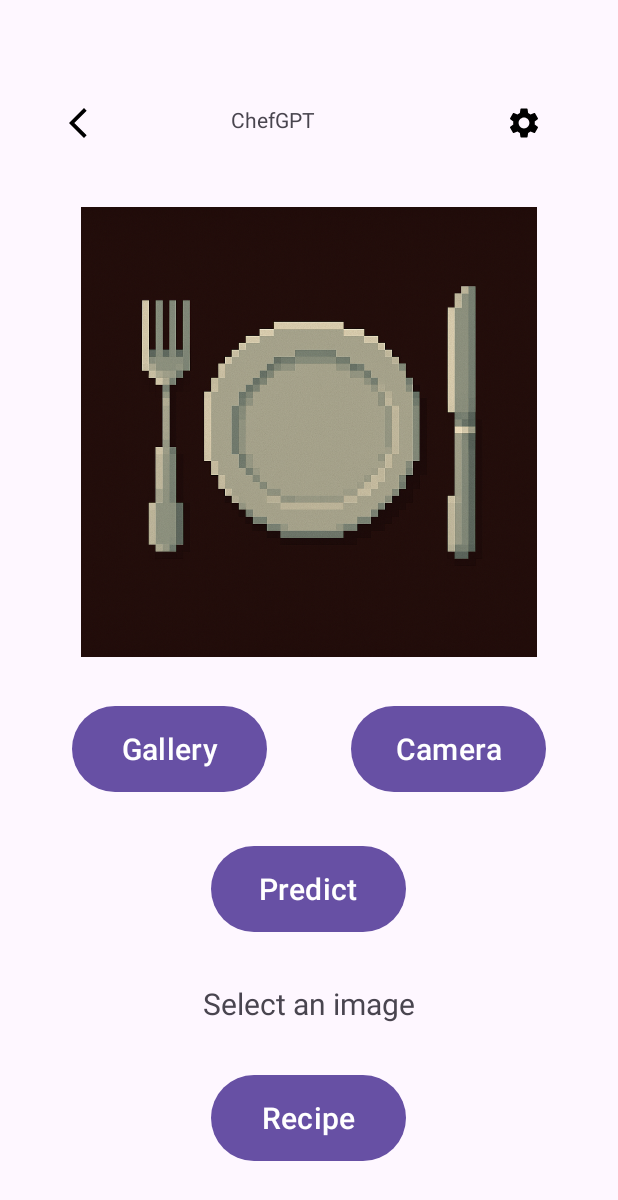
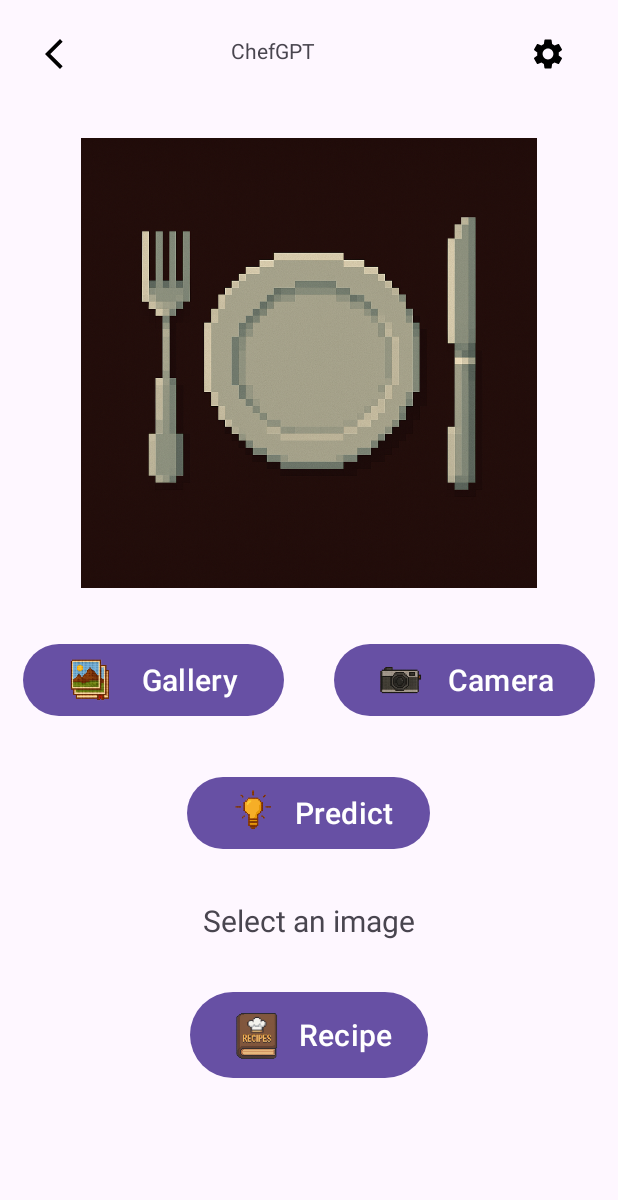
Before and after one commit to pokosku/Progetto-Embedded, an Android app: the ImagePredictionActivity screen opened directly, with no data from a screen before it, on a phone screen of 412 x 824 dp. Shown: the top 1200 px of the screen. Run offline under Robolectric (Android 15) with nearby library versions, the phone set to English and light mode, and no system bars; libraries missing offline, so code that uses them is left out: org.tensorflow.lite; 1 statement that could not run was skipped.

Commit message:
Grafica main, icone sistemate

```diff
--- a/app/src/main/res/layout/activity_imageprediction.xml
+++ b/app/src/main/res/layout/activity_imageprediction.xml
@@ -2,20 +2,22 @@
 <LinearLayout xmlns:android="http://schemas.android.com/apk/res/android"
     xmlns:app="http://schemas.android.com/apk/res-auto"
     xmlns:tools="http://schemas.android.com/tools"
-    android:layout_width="match_parent"
-    android:layout_height="match_parent"
+    android:layout_width="wrap_content"
+    android:layout_height="wrap_content"
     android:gravity="center"
-    android:orientation="vertical"
-    android:padding="16dp">
-   <include layout="@layout/toolbar" />
+    android:orientation="vertical">
+
+  <include layout="@layout/toolbar"
+      android:layout_width="wrap_content"
+      android:layout_height="wrap_content"/>
 
   <ImageView
       android:id="@+id/imageView"
       android:layout_width="304dp"
       android:layout_height="300dp"
       android:layout_marginTop="32dp"
-      app:srcCompat="@drawable/empty"
-      android:scaleType="centerCrop" />
+      android:scaleType="centerCrop"
+      app:srcCompat="@drawable/empty" />
 
   <androidx.constraintlayout.widget.ConstraintLayout
       android:id="@+id/constraintLayout"
@@ -24,22 +26,28 @@
 
     <Button
         android:id="@+id/openFavorites"
-        android:layout_width="130dp"
-        android:layout_height="65dp"
-        android:layout_marginStart="32dp"
+        android:layout_width="174dp"
+        android:layout_height="56dp"
+        android:layout_marginStart="15dp"
         android:text="Gallery"
         android:textSize="20sp"
+        app:icon="@drawable/gallery"
+        app:iconSize="40dp"
+        app:iconTint="@null"
         app:layout_constraintBottom_toBottomOf="parent"
         app:layout_constraintStart_toStartOf="parent"
         app:layout_constraintTop_toTopOf="parent" />
 
     <Button
         android:id="@+id/openCamera"
-        android:layout_width="130dp"
-        android:layout_height="65dp"
-        android:layout_marginEnd="32dp"
+        android:layout_width="174dp"
+        android:layout_height="56dp"
+        android:layout_marginEnd="15dp"
         android:text="Camera"
         android:textSize="20sp"
+        app:icon="@drawable/camera"
+        app:iconSize="40dp"
+        app:iconTint="@null"
         app:layout_constraintBottom_toBottomOf="parent"
         app:layout_constraintEnd_toEndOf="parent"
         app:layout_constraintTop_toTopOf="parent" />
@@ -48,10 +56,13 @@
 
   <Button
       android:id="@+id/predictButton"
-      android:layout_width="130dp"
-      android:layout_height="65dp"
+      android:layout_width="wrap_content"
+      android:layout_height="56dp"
+      android:text="Predict"
       android:textSize="20sp"
-      android:text="Predict" />
+      app:icon="@drawable/predict"
+      app:iconSize="40dp"
+      app:iconTint="@null" />
 
   <TextView
       android:id="@+id/foodName"
@@ -63,8 +74,11 @@
 
   <Button
       android:id="@+id/toRecipeResult"
-      android:layout_width="130dp"
+      android:layout_width="wrap_content"
       android:layout_height="65dp"
+      android:text="Recipe"
       android:textSize="20sp"
-      android:text="Recipe" />
+      app:icon="@drawable/recipes"
+      app:iconSize="40dp"
+      app:iconTint="@null" />
 </LinearLayout>
--- a/app/src/main/res/layout/toolbar.xml
+++ b/app/src/main/res/layout/toolbar.xml
@@ -13,12 +13,13 @@
         android:layout_marginEnd="2dp"
         android:padding="12dp">
 
-        <ImageView
+        <ImageButton
             android:id="@+id/back"
             android:layout_width="wrap_content"
             android:layout_height="wrap_content"
             android:layout_alignParentStart="true"
             android:layout_alignParentTop="true"
+            android:background="@android:color/transparent"
             android:layout_marginStart="12dp"
             android:layout_marginTop="12dp"
             android:src="@drawable/back" />
@@ -37,7 +38,7 @@
             android:text="ChefGPT"
             android:textAlignment="center" />
 
-        <ImageView
+        <ImageButton
             android:id="@+id/settings"
             android:layout_width="41dp"
             android:layout_height="wrap_content"
@@ -45,6 +46,7 @@
             android:layout_alignParentEnd="true"
             android:layout_marginTop="12dp"
             android:layout_marginEnd="12dp"
+            android:background="@android:color/transparent"
             android:src="@drawable/settings" />
 
     </RelativeLayout>
```
Also changed, not shown: app/src/main/res/layout/activity_main.xml (+24 -10 lines), app/src/main/res/layout/activity_reciperesult.xml (+8 -7 lines), app/src/main/res/drawable/camera.png (added), app/src/main/res/drawable/gallery.png (added), app/src/main/res/drawable/logo2.png (added), app/src/main/res/drawable/logobook.png (added), app/src/main/res/drawable/predict.png (added), app/src/main/res/drawable/recipes.png (added), app/src/main/res/drawable/star.png (renamed from app/src/main/res/drawable/stella.png), 1 other file.
